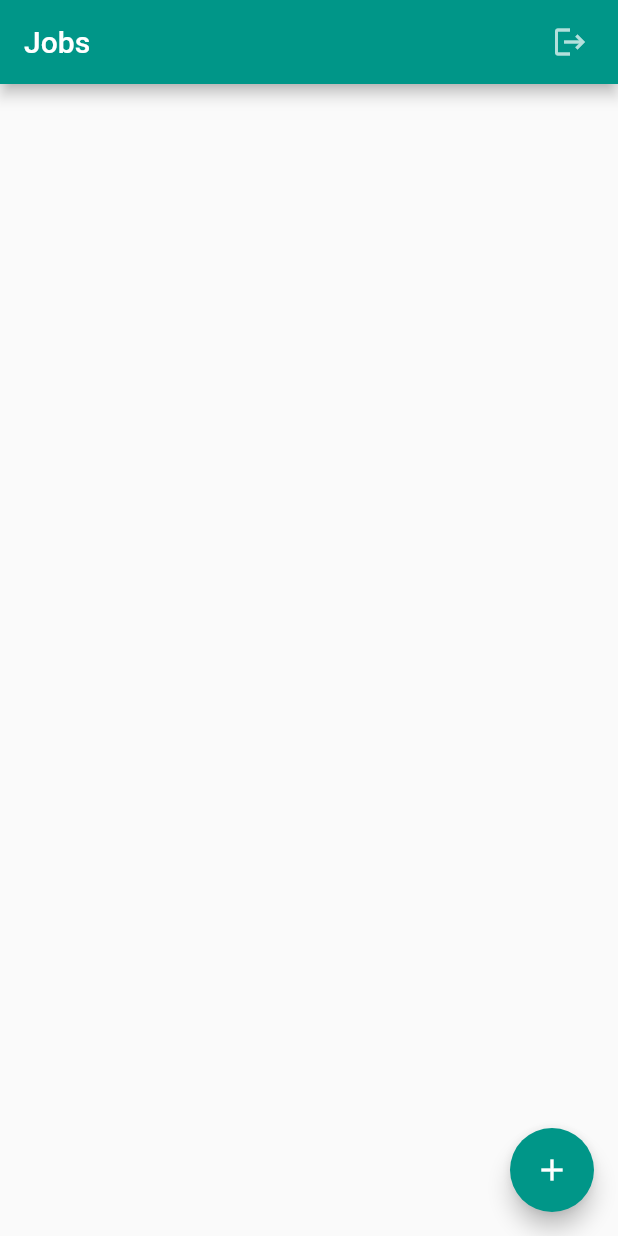
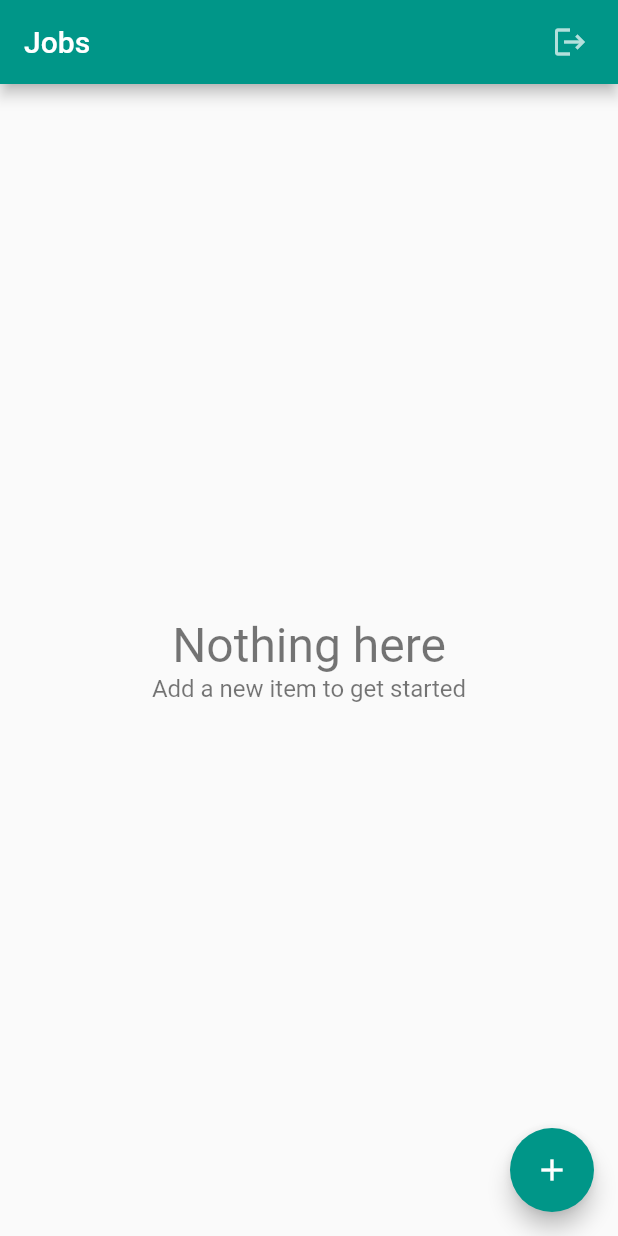
Before and after one commit to Tarster/Time_Tracker, a Flutter app: the screen it shows once a user with an empty profile is signed in, on a phone screen of 412 x 824 dp. Run offline on Flutter 3.47's test engine with Material 2 defaults, Android fonts, the phone set to English and light mode, and no system bars; our stand-ins replace cloud_firestore, firebase_auth, firebase_core, google_sign_in; accounts and stored records are empty.

Commit message:
Half section complete

```diff
--- /dev/null
+++ b/lib/app/home/jobs/empty_content.dart
@@ -0,0 +1,29 @@
+import 'package:flutter/material.dart';
+
+class EmptyContent extends StatelessWidget {
+  final String title;
+  final String message;
+
+  const EmptyContent(
+      {this.title = 'Nothing here',
+      this.message = 'Add a new item to get started'});
+
+  @override
+  Widget build(BuildContext context) {
+    return Center(
+      child: Column(
+        mainAxisAlignment: MainAxisAlignment.center,
+        children: <Widget>[
+          Text(
+            title,
+            style: TextStyle(fontSize: 32.0, color: Colors.black54),
+          ),
+          Text(
+            message,
+            style: TextStyle(fontSize: 16.0, color: Colors.black54),
+          )
+        ],
+      ),
+    );
+  }
+}
--- a/lib/app/home/jobs/jobs_page.dart
+++ b/lib/app/home/jobs/jobs_page.dart
@@ -2,6 +2,7 @@ import 'package:flutter/material.dart';
 import 'package:provider/provider.dart';
 import 'package:time_tracker_final/app/home/jobs/edit_job_page.dart';
 import 'package:time_tracker_final/app/home/jobs/job_list_tile.dart';
+import 'package:time_tracker_final/app/home/jobs/list_item_builder.dart';
 import 'package:time_tracker_final/app/home/models/job.dart';
 import 'package:time_tracker_final/common_widgets/show_alert_dialog.dart';
 import 'package:time_tracker_final/services/auth.dart';
@@ -58,29 +59,18 @@ class JobsPage extends StatelessWidget {
 
   Widget _buildContent(BuildContext context) {
     final database = Provider.of<Database>(context, listen: false);
+
     return StreamBuilder<List<Job?>>(
-        stream: database.jobsStream(),
-        builder: (context, snapshot) {
-          if (snapshot.hasData) {
-            final jobs = snapshot.data;
-            final children = jobs!
-                .map((job) => JobListTile(
-                      job: job!,
-                      onTap: () => EditJobPage.show(context, job: job),
-                    ))
-                .toList();
-            return ListView(
-              children: children,
-            );
-          }
-          if (snapshot.hasError) {
-            return Center(
-              child: Text('Some error occurred'),
-            );
-          }
-          return Center(
-            child: CircularProgressIndicator(),
-          );
-        });
+      stream: database.jobsStream(),
+      builder: (context, snapshot) {
+        return ListItemBuilder<Job>(
+          snapshot: snapshot,
+          itemBuilder: (context, job) => JobListTile(
+            job: job,
+            onTap: () => EditJobPage.show(context, job: job),
+          ),
+        );
+      },
+    );
   }
 }
--- /dev/null
+++ b/lib/app/home/jobs/list_item_builder.dart
@@ -0,0 +1,37 @@
+import 'package:flutter/material.dart';
+import 'package:time_tracker_final/app/home/jobs/empty_content.dart';
+
+typedef ItemWidgetBuilder<T> = Widget Function(BuildContext context, T item);
+
+class ListItemBuilder<T> extends StatelessWidget {
+  const ListItemBuilder({required this.snapshot, required this.itemBuilder});
+  final AsyncSnapshot<List<T?>> snapshot;
+  final ItemWidgetBuilder<T> itemBuilder;
+
+  @override
+  Widget build(BuildContext context) {
+    if (snapshot.hasData) {
+      final List<T?> items = snapshot.data!;
+      if (items.isNotEmpty) {
+        return _buildList(items);
+      } else {
+        return EmptyContent();
+      }
+    } else if (snapshot.hasError) {
+      return EmptyContent(
+        title: 'Something went wrong!',
+        message: "Can't load items right now",
+      );
+    }
+    return Center(
+      child: CircularProgressIndicator(),
+    );
+  }
+
+  Widget _buildList(List<T?> items) {
+    return ListView.builder(
+      itemCount: items.length,
+      itemBuilder: (context, index) => itemBuilder(context, items[index]!),
+    );
+  }
+}
```
